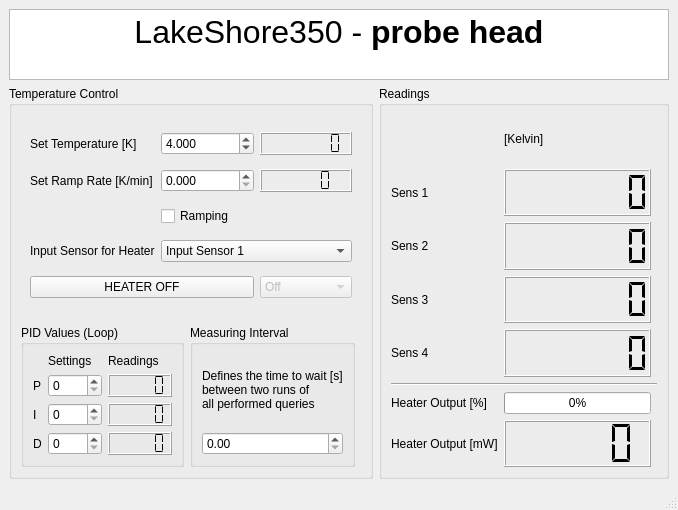
First picture: the form in CryostatGUI/LakeShore/LakeShore_main.ui, repository Cryostat-GUI/Cryostat-GUI, before the edit.
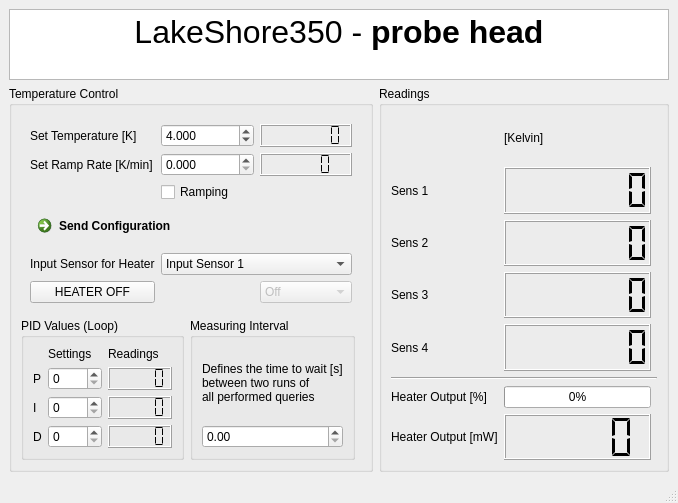
Second picture: the form after the edit.

Commit message: update LakeShore GUI to work with sending temperature configurations

```diff
--- a/CryostatGUI/LakeShore/LakeShore_main.ui
+++ b/CryostatGUI/LakeShore/LakeShore_main.ui
@@ -7,7 +7,7 @@
     <x>0</x>
     <y>0</y>
     <width>678</width>
-    <height>510</height>
+    <height>503</height>
    </rect>
   </property>
   <property name="windowTitle">
@@ -78,24 +78,7 @@
             </property>
            </widget>
           </item>
-          <item row="0" column="0">
-           <widget class="QLabel" name="label">
-            <property name="text">
-             <string>Set Temperature [K]</string>
-            </property>
-           </widget>
-          </item>
-          <item row="1" column="1">
-           <widget class="QDoubleSpinBox" name="spinSetRampRate_Kpmin">
-            <property name="decimals">
-             <number>3</number>
-            </property>
-            <property name="maximum">
-             <double>5.000000000000000</double>
-            </property>
-           </widget>
-          </item>
-          <item row="4" column="1" colspan="2">
+          <item row="5" column="1" colspan="2">
            <widget class="QComboBox" name="comboSetInput_Sensor">
             <item>
              <property name="text">
@@ -119,10 +102,34 @@
             </item>
            </widget>
           </item>
-          <item row="4" column="0">
-           <widget class="QLabel" name="label_8">
+          <item row="1" column="1">
+           <widget class="QDoubleSpinBox" name="spinSetRampRate_Kpmin">
+            <property name="decimals">
+             <number>3</number>
+            </property>
+            <property name="maximum">
+             <double>5.000000000000000</double>
+            </property>
+           </widget>
+          </item>
+          <item row="3" column="0" rowspan="2" colspan="3">
+           <widget class="QCommandLinkButton" name="commandSendConfTemp">
             <property name="text">
-             <string>Input Sensor for Heater</string>
+             <string>Send Configuration</string>
+            </property>
+           </widget>
+          </item>
+          <item row="1" column="0">
+           <widget class="QLabel" name="label_4">
+            <property name="text">
+             <string>Set Ramp Rate [K/min]</string>
+            </property>
+           </widget>
+          </item>
+          <item row="0" column="0">
+           <widget class="QLabel" name="label">
+            <property name="text">
+             <string>Set Temperature [K]</string>
             </property>
            </widget>
           </item>
@@ -136,28 +143,14 @@
             </property>
            </widget>
           </item>
-          <item row="1" column="2">
-           <widget class="QLCDNumber" name="lcdSetRampRate_Kpmin">
-            <property name="segmentStyle">
-             <enum>QLCDNumber::Flat</enum>
-            </property>
-           </widget>
-          </item>
-          <item row="1" column="0">
-           <widget class="QLabel" name="label_4">
+          <item row="6" column="0">
+           <widget class="QPushButton" name="pushButtonHeaterOut">
             <property name="text">
-             <string>Set Ramp Rate [K/min]</string>
+             <string>HEATER OFF</string>
             </property>
            </widget>
           </item>
-          <item row="3" column="1" colspan="2">
-           <widget class="QCheckBox" name="checkRamp_Status">
-            <property name="text">
-             <string>Ramping</string>
-            </property>
-           </widget>
-          </item>
-          <item row="5" column="2">
+          <item row="6" column="2">
            <widget class="QComboBox" name="comboBox">
             <property name="enabled">
              <bool>false</bool>
@@ -194,10 +187,24 @@
             </item>
            </widget>
           </item>
-          <item row="5" column="0" colspan="2">
-           <widget class="QPushButton" name="pushButtonHeaterOut">
+          <item row="5" column="0">
+           <widget class="QLabel" name="label_8">
             <property name="text">
-             <string>HEATER OFF</string>
+             <string>Input Sensor for Heater</string>
+            </property>
+           </widget>
+          </item>
+          <item row="1" column="2">
+           <widget class="QLCDNumber" name="lcdSetRampRate_Kpmin">
+            <property name="segmentStyle">
+             <enum>QLCDNumber::Flat</enum>
+            </property>
+           </widget>
+          </item>
+          <item row="2" column="1">
+           <widget class="QCheckBox" name="checkRamp_Status">
+            <property name="text">
+             <string>Ramping</string>
             </property>
            </widget>
           </item>
```
Left out of the diff: 6 changed lines with no effect on the pictures. The commit also changes 1 other file.
